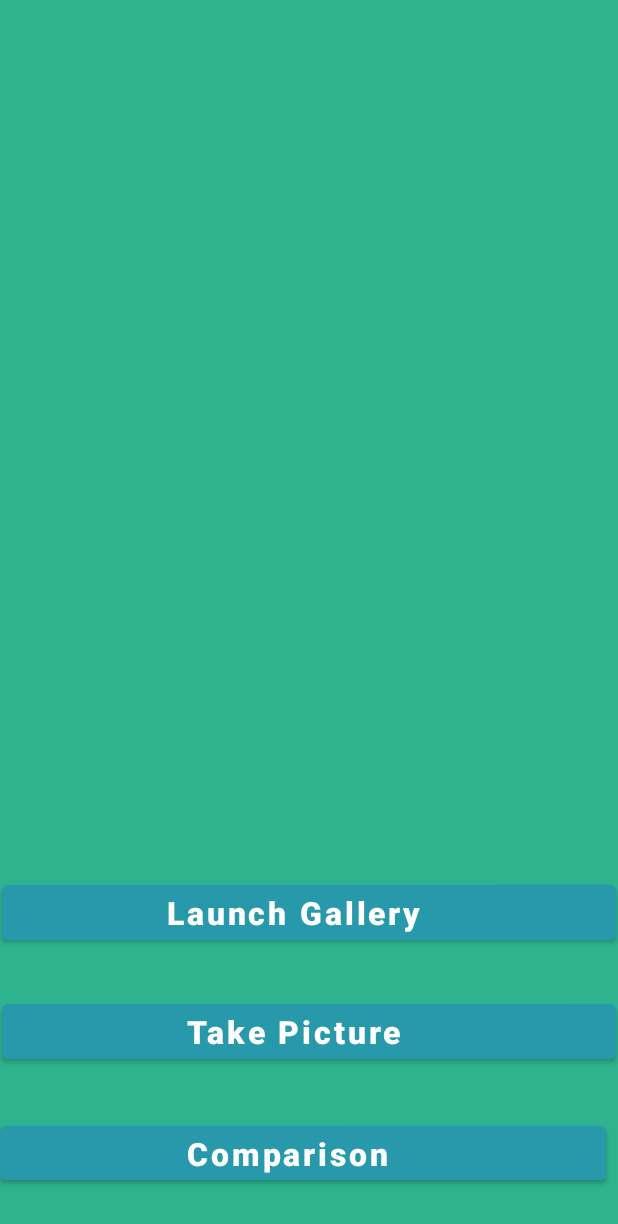
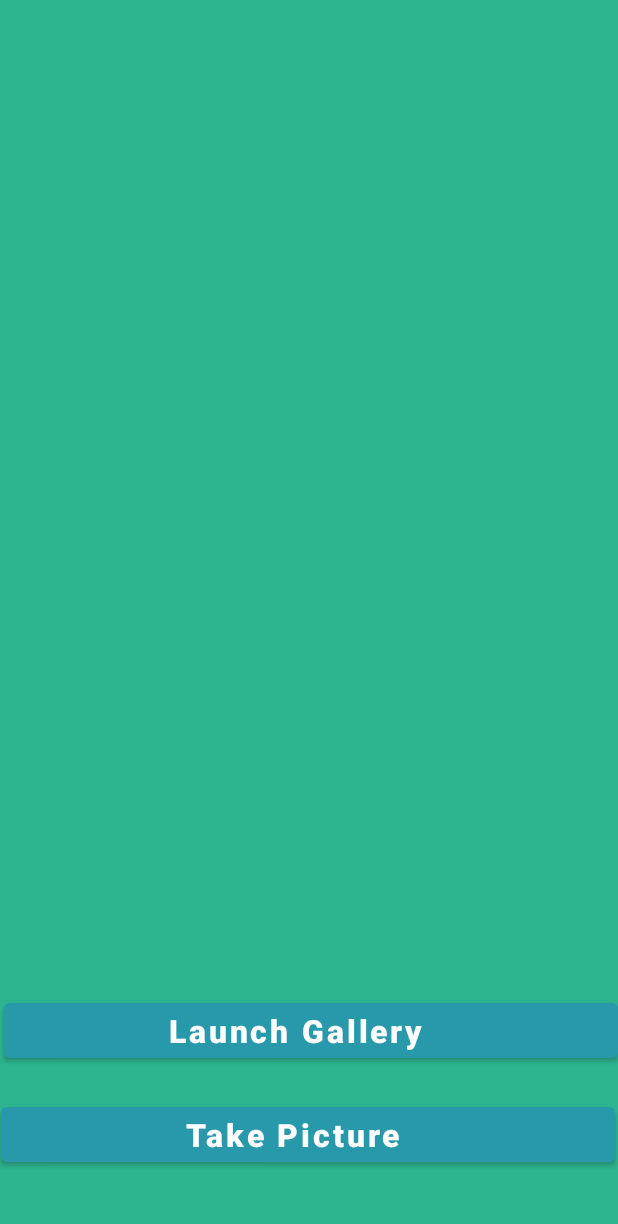
Before and after one commit to SleepyRizi/AloePlantDetection, an Android app: the plant_detection screen opened directly, with no data from a screen before it, on a phone screen of 412 x 824 dp. Shown: the top 1224 px of the screen. Run offline under Robolectric (Android 15) with nearby library versions, the phone set to English and light mode, and no system bars; libraries missing offline, so code that uses them is left out: org.tensorflow.lite; Roboto replaces fonts that are not available here.

Commit message:
buttons aligned

```diff
--- a/app/src/main/java/com/example/plant_detection/plant_detection.java
+++ b/app/src/main/java/com/example/plant_detection/plant_detection.java
@@ -13,6 +13,7 @@ import android.media.ThumbnailUtils;
 import android.net.Uri;
 import android.os.Build;
 import android.os.Bundle;
+import android.os.Handler;
 import android.provider.MediaStore;
 import android.view.View;
 import android.widget.Button;
@@ -73,6 +74,12 @@ public class plant_detection extends AppCompatActivity {
                 }else{
                     requestPermissions(new String[]{Manifest.permission.CAMERA},100);
                 }
+                btn_compare.setVisibility(View.VISIBLE);
+//                if(tv_type.getText()==""){
+//                    btn_compare.setVisibility(View.INVISIBLE);
+//                }else{
+//                    btn_compare.setVisibility(View.VISIBLE);
+//                }
 
             }
         });
@@ -91,10 +98,23 @@ public class plant_detection extends AppCompatActivity {
 
                 Intent galleryIntent= new Intent(Intent.ACTION_PICK,MediaStore.Images.Media.EXTERNAL_CONTENT_URI);
                 startActivityForResult(galleryIntent,1);
+                btn_compare.setVisibility(View.VISIBLE);
 //                classified.setText("");
+//                if(tv_type.getText()==""){
+//                    btn_compare.setVisibility(View.INVISIBLE);
+//                }else{
+//                    btn_compare.setVisibility(View.VISIBLE);
+//                }
+
             }
 
         });
+
+        if (tv_type.getText()==""){
+            btn_compare.setVisibility(View.INVISIBLE);
+        }
+
+
         btn_compare.setOnClickListener(new View.OnClickListener() {
             @Override
             public void onClick(View view) {
--- a/app/src/main/res/layout/activity_plant_detection.xml
+++ b/app/src/main/res/layout/activity_plant_detection.xml
@@ -9,46 +9,42 @@
 
 
     <Button
+        android:id="@+id/btn_compare"
+        android:layout_width="404dp"
+        android:layout_height="48dp"
+        android:layout_marginTop="40dp"
+        android:text="Comparison   "
+        android:textAlignment="center"
+        android:textAllCaps="false"
+        android:textColor="@color/white"
+        android:textSize="21sp"
+        android:textStyle="bold"
+        app:layout_constraintBottom_toTopOf="@+id/gallerybtn"
+        app:layout_constraintEnd_toEndOf="parent"
+        app:layout_constraintHorizontal_bias="0.428"
+        app:layout_constraintStart_toStartOf="parent"
+        app:layout_constraintTop_toBottomOf="@+id/imageView" />
+
+    <Button
         android:id="@+id/picbtn"
         android:layout_width="409dp"
         android:layout_height="wrap_content"
         android:layout_above="@id/gallerybtn"
         android:layout_centerInParent="true"
         android:layout_centerHorizontal="true"
-        android:layout_marginStart="1dp"
-        android:layout_marginTop="1dp"
-        android:layout_marginEnd="1dp"
-        android:layout_marginBottom="1dp"
+
+        android:layout_marginEnd="2dp"
+        android:layout_marginBottom="32dp"
         android:text="Take Picture   "
         android:textAlignment="center"
         android:textAllCaps="false"
         android:textColor="@color/white"
         android:textSize="21sp"
         android:textStyle="bold"
-        app:layout_constraintBottom_toTopOf="@+id/btn_compare"
+        app:layout_constraintBottom_toBottomOf="parent"
         app:layout_constraintEnd_toEndOf="parent"
-        app:layout_constraintHorizontal_bias="0.0"
         app:layout_constraintStart_toStartOf="parent"
         app:layout_constraintTop_toBottomOf="@+id/gallerybtn" />
-
-    <Button
-        android:id="@+id/btn_compare"
-        android:layout_width="404dp"
-        android:layout_height="48dp"
-        android:layout_marginTop="1dp"
-        android:layout_marginBottom="1dp"
-        android:text="Comparison   "
-        android:textAlignment="center"
-        android:textAllCaps="false"
-        android:textColor="@color/white"
-        android:textSize="21sp"
-        android:textStyle="bold"
-        app:layout_constraintBottom_toBottomOf="parent"
-        app:layout_constraintEnd_toStartOf="@+id/picbtn"
-        app:layout_constraintHorizontal_bias="0.0"
-        app:layout_constraintStart_toStartOf="parent"
-        app:layout_constraintTop_toBottomOf="@+id/picbtn"
-        app:layout_constraintVertical_bias="0.857" />
 
     <Button
         android:id="@+id/gallerybtn"
@@ -56,9 +52,9 @@
         android:layout_height="wrap_content"
         android:layout_alignParentBottom="true"
         android:layout_centerInParent="true"
-        android:layout_marginStart="1dp"
-        android:layout_marginTop="1dp"
-        android:layout_marginEnd="1dp"
+        android:layout_marginStart="2dp"
+        android:layout_marginTop="8dp"
+        android:layout_marginBottom="9dp"
         android:text="Launch Gallery   "
         android:textAlignment="center"
         android:textAllCaps="false"
@@ -67,18 +63,17 @@
         android:textStyle="bold"
         app:layout_constraintBottom_toTopOf="@+id/picbtn"
         app:layout_constraintEnd_toEndOf="parent"
-        app:layout_constraintHorizontal_bias="0.0"
         app:layout_constraintStart_toStartOf="parent"
-        app:layout_constraintTop_toBottomOf="@+id/imageView" />
+        app:layout_constraintTop_toBottomOf="@+id/btn_compare" />
 
     <ImageView
         android:id="@+id/imageView"
-        android:layout_width="411dp"
-        android:layout_height="520dp"
+        android:layout_width="413dp"
+        android:layout_height="523dp"
         android:layout_centerHorizontal="true"
         android:layout_marginTop="1dp"
-        android:layout_marginBottom="1dp"
-        app:layout_constraintBottom_toTopOf="@+id/gallerybtn"
+        android:layout_marginBottom="8dp"
+        app:layout_constraintBottom_toTopOf="@+id/btn_compare"
         app:layout_constraintEnd_toEndOf="parent"
         app:layout_constraintStart_toStartOf="parent"
         app:layout_constraintTop_toTopOf="parent" />
```
